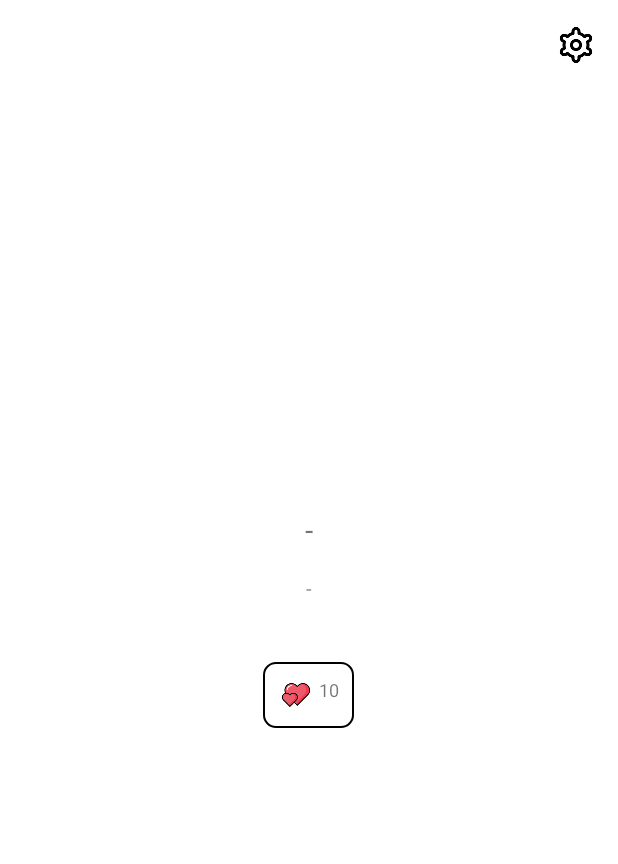
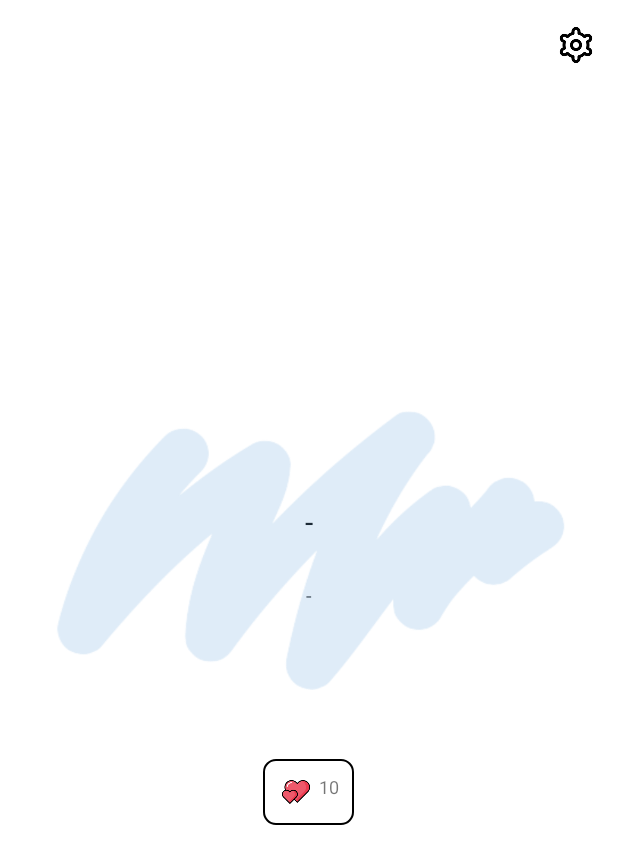
Before and after one commit to KorHello/DearMyFriends_XML, an Android app: the MainActivity screen opened directly, with no data from a screen before it, on a phone screen of 412 x 824 dp. Before the commit the part shown is almost empty. Shown: the top 864 px of the screen. Run offline under Robolectric (Android 15) with nearby library versions, the phone set to English and light mode, and no system bars.

Commit message:
백그라운드 배경이미지 완성

```diff
--- a/app/src/main/res/layout/activity_main.xml
+++ b/app/src/main/res/layout/activity_main.xml
@@ -38,10 +38,13 @@
     </LinearLayout>
 
     <LinearLayout
+        android:id="@+id/main_sentence_box"
         app:layout_constraintTop_toTopOf="parent"
         app:layout_constraintBottom_toBottomOf="parent"
         app:layout_constraintLeft_toLeftOf="parent"
         app:layout_constraintLeft_toRightOf="parent"
+        android:layout_marginStart="20dp"
+        android:layout_marginEnd="20dp"
         android:orientation="vertical"
         android:layout_width="match_parent"
         android:layout_height="wrap_content">
@@ -51,7 +54,9 @@
             android:layout_width="match_parent"
             android:layout_height="wrap_content"
             android:textAlignment="center"
+            android:textColor="@color/black"
             android:textSize="20sp"
+            android:paddingTop="60dp"
             android:text="-"
             android:layout_marginBottom="16dp"
             android:layout_marginLeft="30dp"
@@ -64,6 +69,8 @@
             android:textAlignment="center"
             android:textSize="13sp"
             android:text="-"
+            android:textColor="#444444"
+            android:layout_marginTop="10dp"
             android:layout_marginLeft="30dp"
             android:layout_marginRight="30dp"/>
 
@@ -71,7 +78,7 @@
             android:id="@+id/like_cnt_btn"
             android:padding="10dp"
             android:background="@drawable/all_border_likebtn"
-            android:layout_marginTop="40dp"
+            android:layout_marginTop="100dp"
             android:layout_gravity="center_horizontal"
             android:layout_width="wrap_content"
             android:layout_height="wrap_content"
@@ -92,7 +99,17 @@
                 android:layout_height="wrap_content"/>
 
         </LinearLayout>
-
     </LinearLayout>
 
+    <ImageView
+        app:layout_constraintTop_toTopOf="@id/main_sentence_box"
+        app:layout_constraintLeft_toLeftOf="@id/main_sentence_box"
+        app:layout_constraintRight_toRightOf="@id/main_sentence_box"
+        app:layout_constraintDimensionRatio="2"
+        android:foregroundGravity="center_horizontal"
+        android:background="@drawable/bg_blue"
+        android:alpha="0.6"
+        android:layout_width="0dp"
+        android:layout_height="0dp"/>
+
 </androidx.constraintlayout.widget.ConstraintLayout>
```
Also changed, not shown: app/src/main/res/drawable/bg_blue.png, app/src/main/res/drawable/bg_green.png, app/src/main/res/drawable/bg_orange.png, app/src/main/res/drawable/bg_purple.png, app/src/main/res/drawable/bg_yellow.png.
